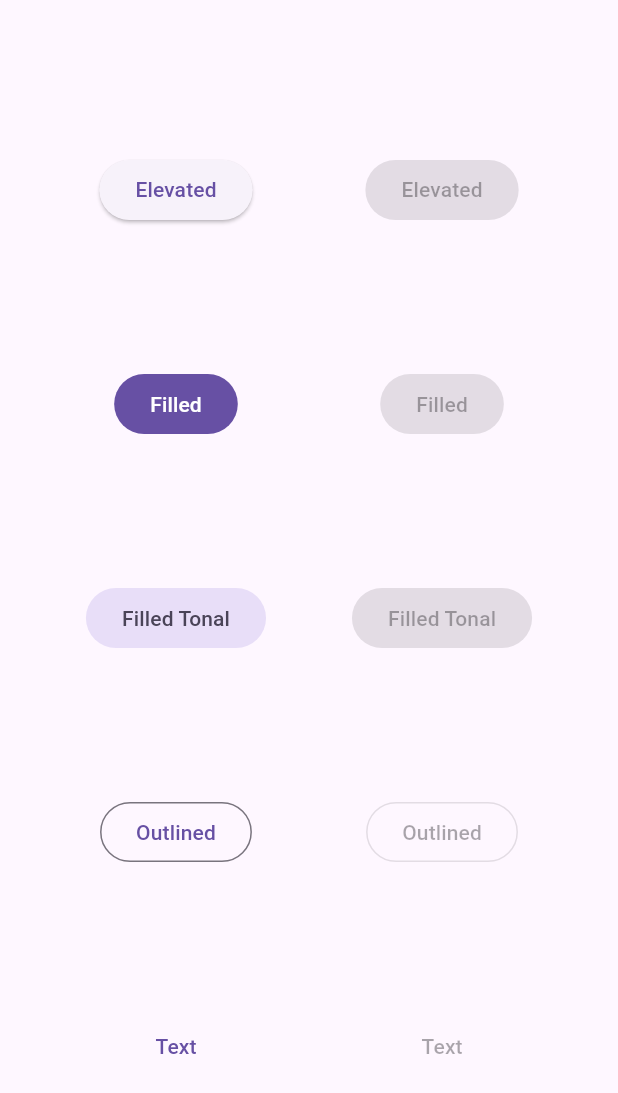
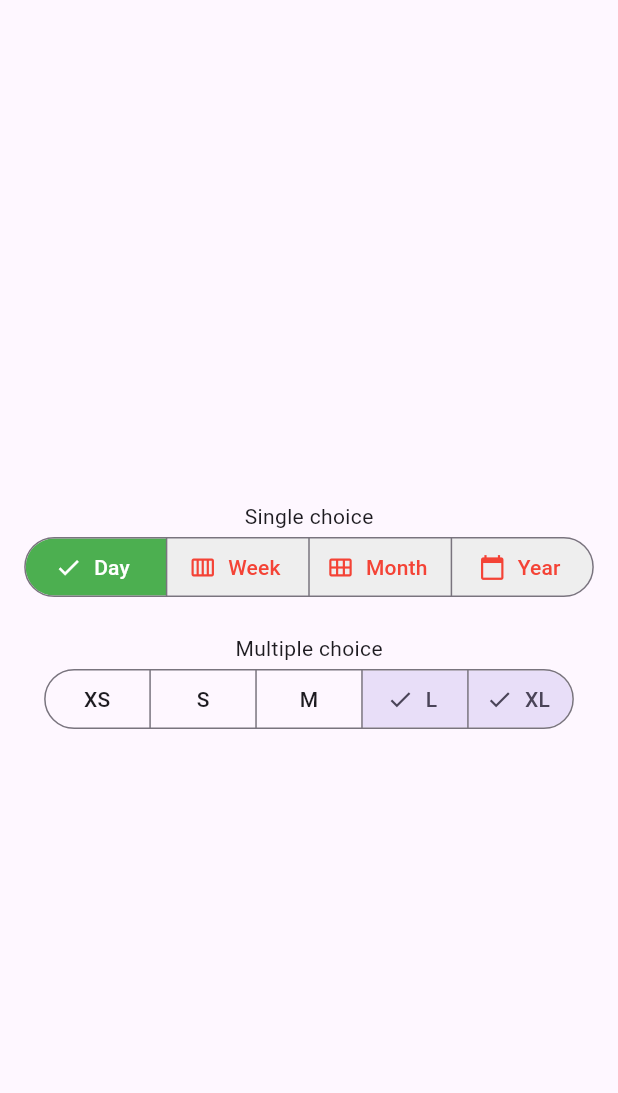
Before and after one commit to AliGad17611/Flutter-Widget-Catalog, a Flutter app: the screen it shows after launch, on a phone screen of 412 x 824 dp. Shown: the top 1093 px of the screen. Run offline on Flutter 3.47's test engine with Material 3 defaults, Android fonts, the phone set to English and light mode, and no system bars.

Commit message:
use segmented buttons for single and multiple choice selections

```diff
--- a/lib/main.dart
+++ b/lib/main.dart
@@ -1,5 +1,5 @@
 import 'package:flutter/material.dart';
-import 'package:flutter_widget_catalog/button_types_group.dart';
+import 'package:flutter_widget_catalog/segmented_buttons.dart';
 
 void main() {
   runApp(const MyApp());
@@ -11,6 +11,7 @@ class MyApp extends StatelessWidget {
   Widget build(BuildContext context) {
     return MaterialApp(
       title: 'Flutter Widget Catalog',
+      debugShowCheckedModeBanner: false,
       theme: ThemeData(primarySwatch: Colors.blue),
       home: const HomePage(),
     );
@@ -22,16 +23,20 @@ class HomePage extends StatelessWidget {
   @override
   Widget build(BuildContext context) {
     return Scaffold(
-      body: const Padding(
-        padding: EdgeInsets.all(4.0),
-        child: Row(
-          mainAxisAlignment: MainAxisAlignment.spaceEvenly,
-          children: [
-            ButtonTypesGroup(enabled: true),
-            ButtonTypesGroup(enabled: false),
-          ],
+      body:Center(
+          child: Column(
+            mainAxisAlignment: MainAxisAlignment.center,
+            children: <Widget>[
+              Spacer(),
+              Text('Single choice'),
+              SingleChoice(),
+              SizedBox(height: 20),
+              Text('Multiple choice'),
+              MultipleChoice(),
+              Spacer(),
+            ],
+          ),
         ),
-      ),
     );
   }
 }
--- /dev/null
+++ b/lib/segmented_buttons.dart
@@ -0,0 +1,97 @@
+import 'package:flutter/material.dart';
+
+enum Calendar { day, week, month, year }
+
+class SingleChoice extends StatefulWidget {
+  const SingleChoice({super.key});
+
+  @override
+  State<SingleChoice> createState() => _SingleChoiceState();
+}
+
+class _SingleChoiceState extends State<SingleChoice> {
+  // The initial value for the single selection
+  Calendar calendarView = Calendar.day;
+
+  @override
+  Widget build(BuildContext context) {
+    // The SegmentedButton is a widget that displays a horizontal list of buttons
+    return SegmentedButton<Calendar>(
+      // Styling the SegmentedButton
+      style: SegmentedButton.styleFrom(
+        backgroundColor: Colors.grey[200],
+        foregroundColor: Colors.red,
+        selectedForegroundColor: Colors.white,
+        selectedBackgroundColor: Colors.green,
+      ),
+      segments: const <ButtonSegment<Calendar>>[
+        ButtonSegment<Calendar>(
+          // Each segment must have a unique value that is used to identify it the same type as the SegmentedButton
+          value: Calendar.day,
+          // The label is the text that is displayed on the button
+          label: Text('Day'),
+          // The icon is the icon that is displayed on the button
+          icon: Icon(Icons.calendar_view_day),
+        ),
+        ButtonSegment<Calendar>(
+          value: Calendar.week,
+          label: Text('Week'),
+          icon: Icon(Icons.calendar_view_week),
+        ),
+        ButtonSegment<Calendar>(
+          value: Calendar.month,
+          label: Text('Month'),
+          icon: Icon(Icons.calendar_view_month),
+        ),
+        ButtonSegment<Calendar>(
+          value: Calendar.year,
+          label: Text('Year'),
+          icon: Icon(Icons.calendar_today),
+        ),
+      ],
+      selected: <Calendar>{calendarView},
+      onSelectionChanged: (Set<Calendar> newSelection) {
+        setState(() {
+          // By default there is only a single segment that can be
+          // selected at one time, so its value is always the first
+          // item in the selected set.
+          calendarView = newSelection.first;
+        });
+      },
+    );
+  }
+}
+
+enum Sizes { extraSmall, small, medium, large, extraLarge }
+
+class MultipleChoice extends StatefulWidget {
+  const MultipleChoice({super.key});
+
+  @override
+  State<MultipleChoice> createState() => _MultipleChoiceState();
+}
+
+class _MultipleChoiceState extends State<MultipleChoice> {
+  // The initial values for the multiple selection
+  Set<Sizes> selection = <Sizes>{Sizes.large, Sizes.extraLarge};
+
+  @override
+  Widget build(BuildContext context) {
+    return SegmentedButton<Sizes>(
+      segments: const <ButtonSegment<Sizes>>[
+        ButtonSegment<Sizes>(value: Sizes.extraSmall, label: Text('XS')),
+        ButtonSegment<Sizes>(value: Sizes.small, label: Text('S')),
+        ButtonSegment<Sizes>(value: Sizes.medium, label: Text('M')),
+        ButtonSegment<Sizes>(value: Sizes.large, label: Text('L')),
+        ButtonSegment<Sizes>(value: Sizes.extraLarge, label: Text('XL')),
+      ],
+      selected: selection,
+      onSelectionChanged: (Set<Sizes> newSelection) {
+        setState(() {
+          selection = newSelection;
+        });
+      },
+      multiSelectionEnabled: true,
+    );
+  }
+}
```
